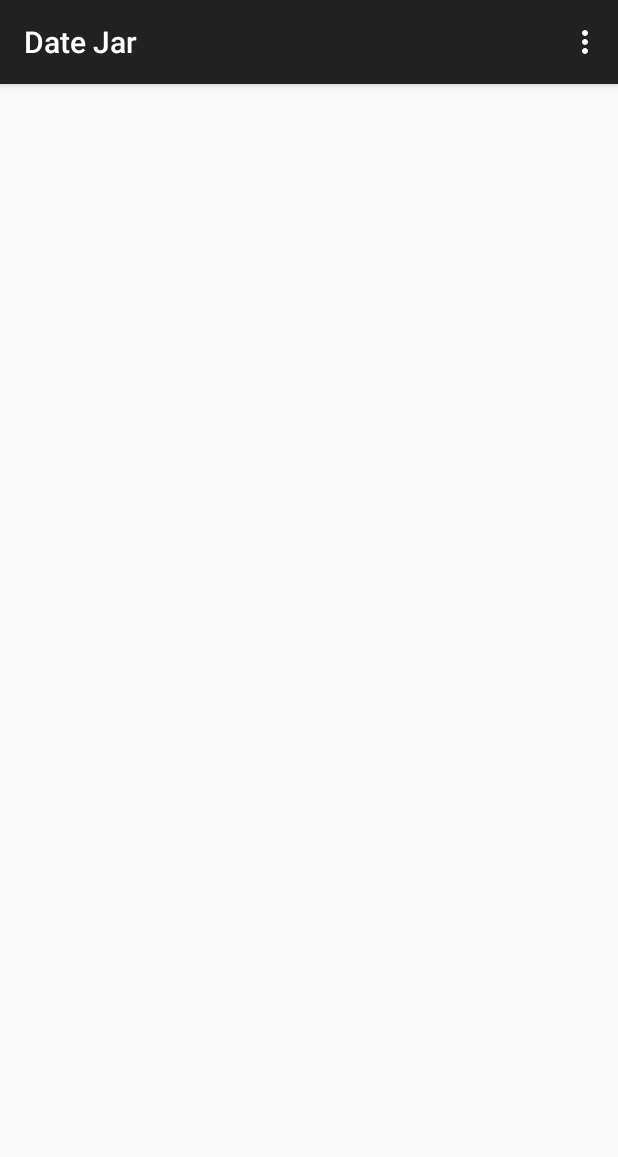
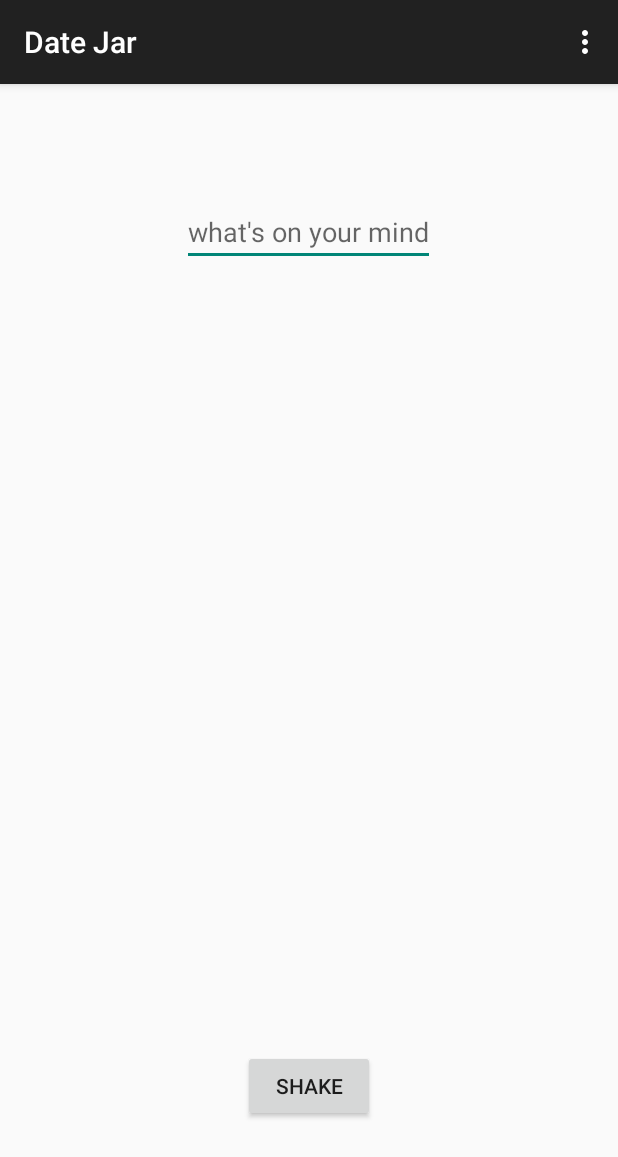
Before and after one commit to ezhao/DateJar, an Android app: the screen it shows after launch (MainActivity), on a phone screen of 412 x 824 dp. Shown: the top 1157 px of the screen. Run offline under Robolectric (Android 15) with nearby library versions, the phone set to English and light mode, and no system bars; our stand-ins replace ButterKnife.

Commit message:
persist these Ideas to ActiveAndroid

```diff
--- a/app/src/main/AndroidManifest.xml
+++ b/app/src/main/AndroidManifest.xml
@@ -3,6 +3,7 @@
     package="com.herokuapp.ezhao.datejar" >
 
     <application
+        android:name="com.activeandroid.app.Application"
         android:allowBackup="true"
         android:icon="@mipmap/ic_launcher"
         android:label="@string/app_name"
--- a/app/src/main/java/com/herokuapp/ezhao/datejar/MainActivity.java
+++ b/app/src/main/java/com/herokuapp/ezhao/datejar/MainActivity.java
@@ -1,19 +1,28 @@
 package com.herokuapp.ezhao.datejar;
 
+import android.support.v4.app.FragmentManager;
+import android.support.v4.app.FragmentTransaction;
 import android.support.v7.app.ActionBarActivity;
 import android.os.Bundle;
 import android.view.Menu;
 import android.view.MenuItem;
 
+import com.herokuapp.ezhao.datejar.fragments.MainFragment;
+
 
 public class MainActivity extends ActionBarActivity {
+    FragmentManager fm;
 
     @Override
     protected void onCreate(Bundle savedInstanceState) {
         super.onCreate(savedInstanceState);
         setContentView(R.layout.activity_main);
+        fm = getSupportFragmentManager();
+        FragmentTransaction ft = fm.beginTransaction();
+        MainFragment mainFragment = new MainFragment();
+        ft.replace(R.id.flFragment, mainFragment);
+        ft.commit();
     }
-
 
     @Override
     public boolean onCreateOptionsMenu(Menu menu) {
--- /dev/null
+++ b/app/src/main/java/com/herokuapp/ezhao/datejar/fragments/MainFragment.java
@@ -0,0 +1,63 @@
+package com.herokuapp.ezhao.datejar.fragments;
+
+import android.app.Activity;
+import android.content.Context;
+import android.os.Bundle;
+import android.support.annotation.Nullable;
+import android.support.v4.app.Fragment;
+import android.util.Log;
+import android.view.KeyEvent;
+import android.view.LayoutInflater;
+import android.view.View;
+import android.view.ViewGroup;
+import android.view.inputmethod.EditorInfo;
+import android.view.inputmethod.InputMethodManager;
+import android.widget.EditText;
+import android.widget.TextView;
+
+import com.herokuapp.ezhao.datejar.Idea;
+import com.herokuapp.ezhao.datejar.R;
+
+import butterknife.ButterKnife;
+import butterknife.InjectView;
+import butterknife.OnClick;
+
+public class MainFragment extends Fragment {
+    @InjectView(R.id.etNewIdea) EditText etNewIdea;
+    Activity listener;
+
+    @Override
+    public void onAttach(Activity activity) {
+        super.onAttach(activity);
+        listener = activity;
+    }
+
+    @Override
+    public View onCreateView(LayoutInflater inflater, @Nullable ViewGroup container, @Nullable Bundle savedInstanceState) {
+        View view = inflater.inflate(R.layout.fragment_main, container, false);
+        ButterKnife.inject(this, view);
+
+        etNewIdea.setOnEditorActionListener(new TextView.OnEditorActionListener() {
+            @Override
+            public boolean onEditorAction(TextView v, int actionId, KeyEvent event) {
+                if (actionId == EditorInfo.IME_ACTION_DONE) {
+                    // save idea
+                    Idea idea = new Idea(v.getText().toString());
+                    idea.save();
+
+                    // reset state of text field and keyboard
+                    v.setText("");
+                    InputMethodManager imm =(InputMethodManager) listener.getSystemService(Context.INPUT_METHOD_SERVICE);
+                    imm.hideSoftInputFromWindow(v.getWindowToken(), 0);
+                }
+                return true;
+            }
+        });
+        return view;
+    }
+
+    @OnClick(R.id.btnPullIdea)
+    public void onPullIdea(View view) {
+        Log.i("EMILY", Idea.getAll().toString());
+    }
+}
--- a/app/src/main/res/layout/activity_main.xml
+++ b/app/src/main/res/layout/activity_main.xml
@@ -5,4 +5,9 @@
     android:paddingTop="@dimen/activity_vertical_margin"
     android:paddingBottom="@dimen/activity_vertical_margin" tools:context=".MainActivity">
 
+    <FrameLayout
+        android:id="@+id/flFragment"
+        android:layout_width="match_parent"
+        android:layout_height="match_parent" />
+
 </RelativeLayout>
--- /dev/null
+++ b/app/src/main/res/layout/fragment_main.xml
@@ -0,0 +1,25 @@
+<?xml version="1.0" encoding="utf-8"?>
+<RelativeLayout xmlns:android="http://schemas.android.com/apk/res/android"
+    android:layout_width="match_parent" android:layout_height="match_parent">
+
+    <EditText
+        android:id="@+id/etNewIdea"
+        android:hint="@string/idea_placeholder"
+        android:singleLine="true"
+        android:imeOptions="actionDone"
+        android:layout_width="wrap_content"
+        android:layout_height="wrap_content"
+        android:layout_marginTop="60dp"
+        android:layout_alignParentTop="true"
+        android:layout_centerHorizontal="true" />
+
+    <Button
+        android:id="@+id/btnPullIdea"
+        android:text="@string/shake_button"
+        android:layout_width="wrap_content"
+        android:layout_height="wrap_content"
+        android:layout_marginBottom="60dp"
+        android:layout_alignParentBottom="true"
+        android:layout_centerHorizontal="true" />
+
+</RelativeLayout>
--- a/app/src/main/res/values/strings.xml
+++ b/app/src/main/res/values/strings.xml
@@ -1,4 +1,6 @@
 <resources>
     <string name="app_name">Date Jar</string>
     <string name="action_settings">Settings</string>
+    <string name="idea_placeholder">what\'s on your mind</string>
+    <string name="shake_button">Shake</string>
 </resources>
```
Also changed, not shown: app/build.gradle (+7 -0 lines), app/src/main/java/com/herokuapp/ezhao/datejar/Idea.java (added, +30 -0 lines).
